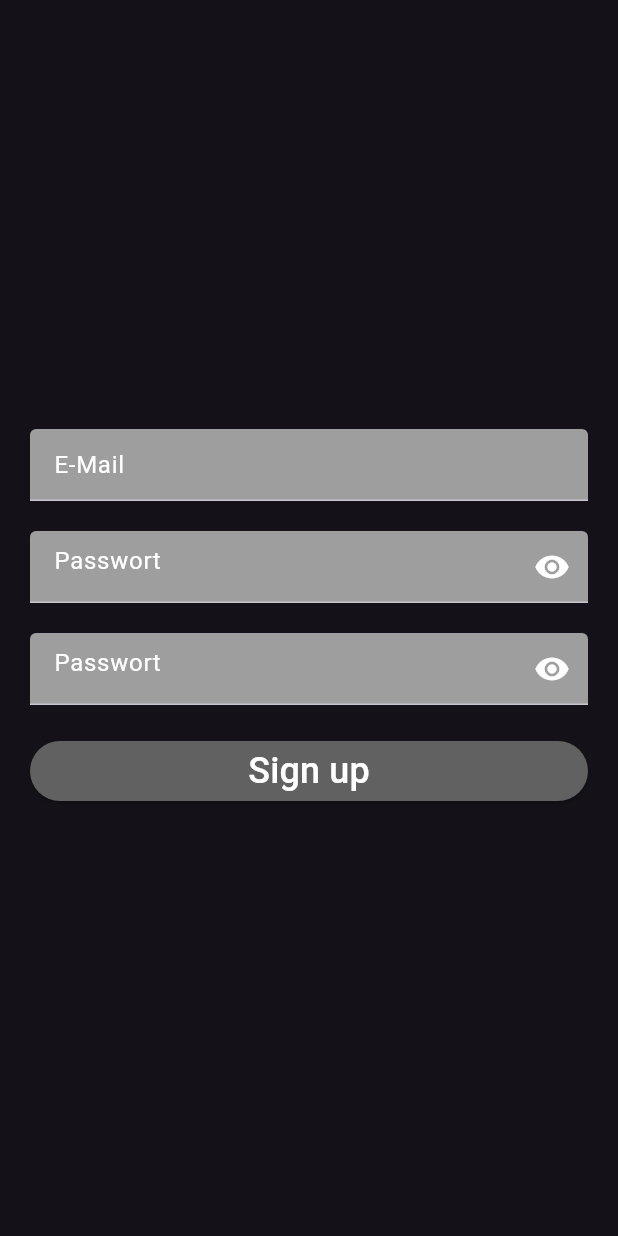
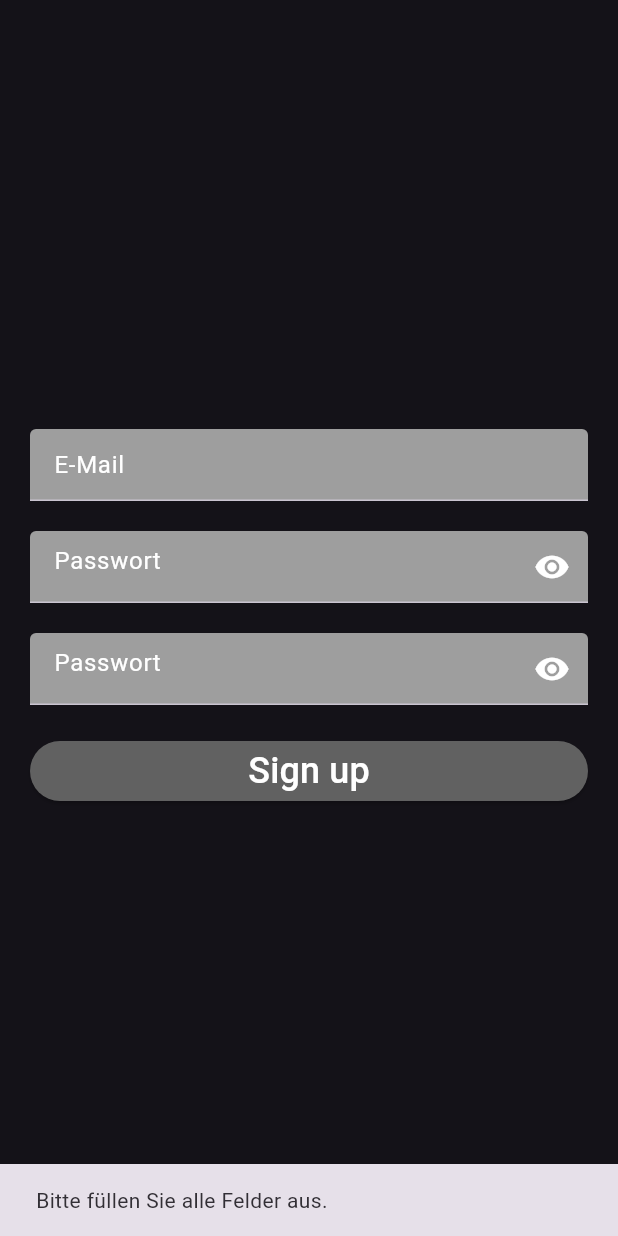
Before and after one commit to mariopb1/collaborative-canvas, a Flutter app: the SignupScreen screen opened directly, after a tap on "Sign up", on a phone screen of 412 x 824 dp. Run offline on Flutter 3.47's test engine with Material 3 defaults, Android fonts, the phone set to English and light mode, and no system bars; our stand-ins replace supabase_flutter; accounts and stored records are empty; network calls fail.

Commit message:
Route the user to the canvas after successful register
Also added some comments

```diff
--- a/canvas_app/lib/authentication/auth_gate.dart
+++ b/canvas_app/lib/authentication/auth_gate.dart
@@ -23,6 +23,7 @@ class AuthGate extends StatelessWidget {
           final session = snapshot.hasData ? snapshot.data!.session : null;
           // If yes, show the MainScreen of the App. This screen will only be available for logged in users. If not, the LoginScreen is displayed.
           if (session != null) {
+            debugPrint("ICH GEHE ZUR CANVAS");
             return CanvasScreen();
            // return MainScreen();
           } else {
--- a/canvas_app/lib/authentication/auth_service.dart
+++ b/canvas_app/lib/authentication/auth_service.dart
@@ -15,9 +15,15 @@ class AuthService {
         return true;
       }
     } on AuthApiException catch (error) {
+      debugPrint(error.message + "AAAAAAAAAAAAAAAAAAAAAAAAAAAAAAA");
+
+       if (error.message.contains("should")) {
+    return "Das Kennwort muss mindestens 6 Zeichen enthalten.";
+  }
+
       // TODO: Implement Error Handling!
-      // Erledigt: Falls wir eine Fehlermeldung beim Einlogen haben, dann zeigen wir, dass die E-Mail-Adresse oder Password falsch ist
-      return "E-Mail-Adresse oder Passwort ist falsch.";
+      // Erledigt
+      return "Die Registrierung ist fehlgeschlagen.";
     }
     return null;
   }
@@ -34,7 +40,7 @@ class AuthService {
         return true;
       }
     } on AuthApiException catch (error) {
-  debugPrint(error.message);
+      return "E-Mail-Adresse oder Passwort ist falsch.";
     }
 
     return null;
@@ -51,5 +57,4 @@ Future<dynamic> signOut() async {
 
     return null;
   }
-
 }
--- a/canvas_app/lib/screens/login_screen.dart
+++ b/canvas_app/lib/screens/login_screen.dart
@@ -15,9 +15,7 @@ class _LoginScreenState extends State<LoginScreen> {
   final emailController = TextEditingController();
   final passwordController = TextEditingController();
 
-
   Future<void> signIn() async {
-
     final AuthService authService = AuthService();
     // authService.loginWithEmail prüft ob der User seine Daten richtig angegeben hat und wenn nicht, dann liefert er
     // den entsprechenden Fehler
@@ -26,14 +24,11 @@ class _LoginScreenState extends State<LoginScreen> {
       passwordController.text,
     );
     if (loggedIn != true) {
-  ScaffoldMessenger.of(context).showSnackBar(
-    const SnackBar(
-      content: Text("E-Mail-Adresse oder Passwort ist falsch.\nBitte versuchen Sie es erneut."),
-    ),
-  );
+      ScaffoldMessenger.of(
+        context,
+      ).showSnackBar(SnackBar(content: Text(loggedIn)));
       return;
     }
-
   }
 
   @override
@@ -76,8 +71,6 @@ class _LoginScreenState extends State<LoginScreen> {
                   TextButton(
                     onPressed: () {
                       debugPrint('onPressed: register new user');
-
-                      // navigate to signup screen
                       Navigator.push(
                         context,
                         MaterialPageRoute(
--- a/canvas_app/lib/screens/signup_screen.dart
+++ b/canvas_app/lib/screens/signup_screen.dart
@@ -17,30 +17,71 @@ class _SignupScreenState extends State<SignupScreen> {
 
   Future<void> signUp() async {
     // TODO:
-    // check input and sign up your user via your AuthService
-    // -> supabase will check if mail address input is valid and return an error if not
-    // -> you need to e.g. check if both password inputs are the same
-    debugPrint('onPressed: sign up');
-    debugPrint('email input: ${emailController.text}');
-    debugPrint('password input: ${passwordController.text}');
-    debugPrint('password input: ${password2Controller.text}');
-
-    AuthService authService = AuthService();
-
-
-    bool isSignedUp = await authService.signUpNewUser(emailController.text,passwordController.text,);
-
-    if (isSignedUp) {
-      Navigator.push(
-      context,
-      MaterialPageRoute(builder: (context) => const CanvasScreen()),
-    );
-    }
-    // TODO:
     // if the signup is successfull we want to navigate to the CanvasScreen
     // for now we just navigate to the canvas screen here without actual sign up
     // -> you need to change this
     // -> if signup is a success you use Navigator.pop(context) to remove this SignupScreen from navigation/route stack
+
+    //Erledigt: Wir prüfen für jeden einzelnen Fall was der "error" ist und geben was entsprechend zurück.
+
+    if (emailController.text.isEmpty ||
+        passwordController.text.isEmpty ||
+        password2Controller.text.isEmpty) {
+      ScaffoldMessenger.of(context).showSnackBar(
+        SnackBar(content: Text("Bitte füllen Sie alle Felder aus.")),
+      );
+      return;
+    }
+    if (passwordController.text.length < 6) {
+      ScaffoldMessenger.of(context).showSnackBar(
+        const SnackBar(
+          content: Text("Das Kennwort muss mindestens 6 Zeichen enthalten."),
+        ),
+      );
+      return;
+    }
+
+    if (!emailController.text.contains("@")) {
+      ScaffoldMessenger.of(context).showSnackBar(
+        SnackBar(
+          content: Text("Bitte geben Sie eine gültige E-Mail-Adresse ein."),
+        ),
+      );
+      return;
+    }
+    ;
+
+    if (passwordController.text != password2Controller.text) {
+      ScaffoldMessenger.of(context).showSnackBar(
+        SnackBar(content: Text("Die Passwörter stimmen nicht überein.")),
+      );
+      return;
+    }
+    ;
+
+    final AuthService authService = AuthService();
+
+    final registered = await authService.signUpNewUser(
+      emailController.text,
+      passwordController.text,
+    );
+    if (registered == true) {
+      ScaffoldMessenger.of(
+        context,
+      ).showSnackBar(SnackBar(content: Text("Registrierung erfolgreich.")));
+      final login = await authService.loginWithEmail(
+        emailController.text,
+        passwordController.text,
+      );
+      // Prüft, ob der automatische Login nach der Registrierung erfolgreich war
+      if (login == true) {
+        Navigator.pop(context);
+      }
+    } else {
+      ScaffoldMessenger.of(
+        context,
+      ).showSnackBar(SnackBar(content: Text(registered)));
+    }
   }
 
   @override
```
Lines whose indentation alone changed are shown as unchanged.
